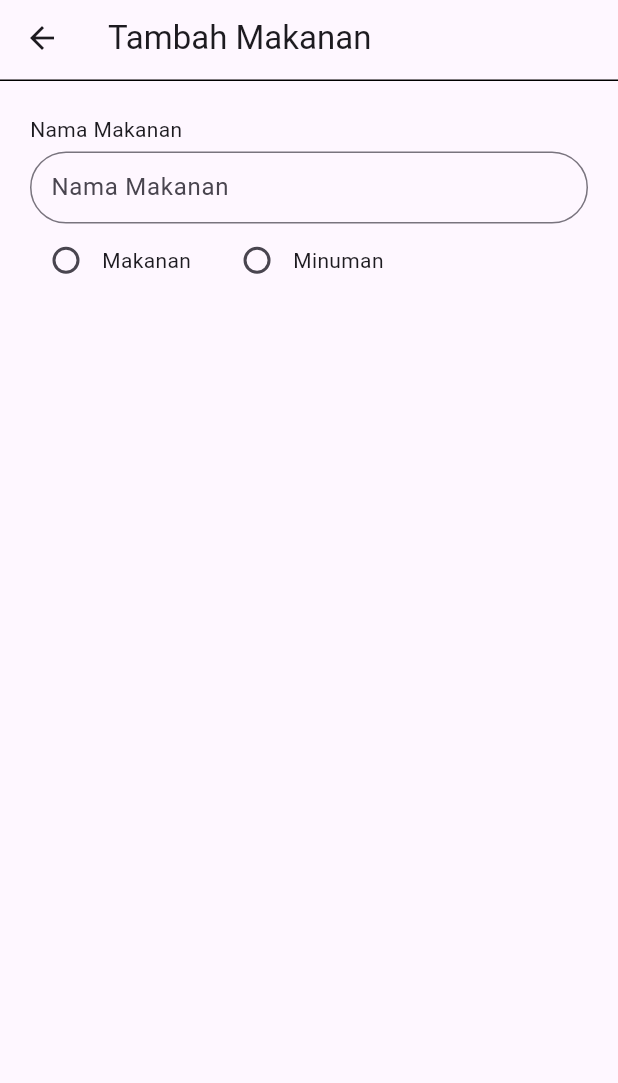
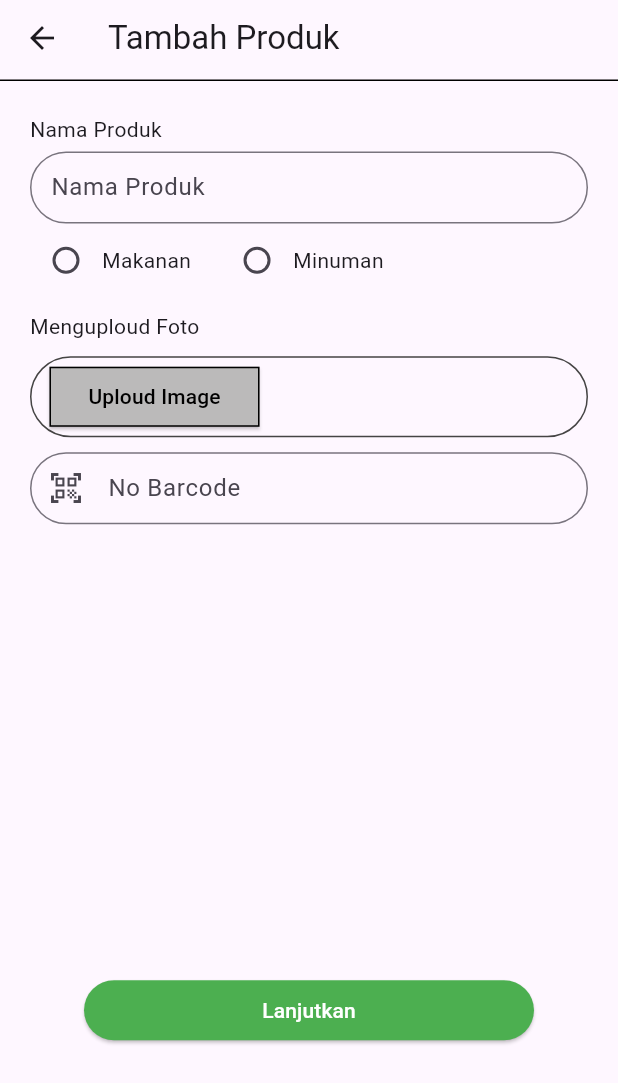
Before and after one commit to ahmadfauzy19/FoodTrack_proyek4, a Flutter app: the TambahMakanan screen opened directly, on a phone screen of 412 x 824 dp. Shown: the top 1083 px of the screen. Run offline on Flutter 3.47's test engine with Material 3 defaults, Android fonts, the light colour scheme and no system bars.

Commit message:
add tambah makanan

```diff
--- a/tugas_project4_giziqu/lib/Admin/TambahMakanan.dart
+++ b/tugas_project4_giziqu/lib/Admin/TambahMakanan.dart
@@ -1,19 +1,23 @@
+import 'dart:math';
 import 'package:flutter/material.dart';
+import 'TambahGizi.dart';
 
 class TambahMakanan extends StatefulWidget {
-  const TambahMakanan({super.key});
+  const TambahMakanan({Key? key}) : super(key: key);
 
   @override
-  State<StatefulWidget> createState() => _TambahMakananState();
+  // ignore: library_private_types_in_public_api
+  _TambahMakananState createState() => _TambahMakananState();
 }
 
 class _TambahMakananState extends State<TambahMakanan> {
   String? _selectedChoice;
+
   @override
   Widget build(BuildContext context) {
     return Scaffold(
       appBar: AppBar(
-        title: Text('Tambah Makanan'),
+        title: Text('Tambah Produk'),
         bottom: const PreferredSize(
           preferredSize: Size.fromHeight(0),
           child: Divider(
@@ -24,7 +28,7 @@ class _TambahMakananState extends State<TambahMakanan> {
         leading: IconButton(
           icon: Icon(Icons.arrow_back),
           onPressed: () {
-            Navigator.pop(context); // Kembali ke halaman sebelumnya
+            Navigator.pop(context);
           },
         ),
       ),
@@ -34,23 +38,19 @@ class _TambahMakananState extends State<TambahMakanan> {
           child: Column(
             crossAxisAlignment: CrossAxisAlignment.start,
             children: [
-              Row(
-                children: [
-                  Text('Nama Makanan'),
-                ],
-              ),
-              SizedBox(height: 5), // Jarak antara judul dan teksfield
+              Text('Nama Produk'),
+              SizedBox(height: 5),
               TextField(
                 decoration: InputDecoration(
-                    hintText: "Nama Makanan",
-                    border: OutlineInputBorder(
-                      borderSide: BorderSide(width: 0),
-                      borderRadius: BorderRadius.circular(
-                          50), // Mengatur radius border menjadi 50
-                    ),
-                    contentPadding: const EdgeInsets.symmetric(horizontal: 10)),
+                  hintText: "Nama Produk",
+                  border: OutlineInputBorder(
+                    borderSide: BorderSide(width: 0),
+                    borderRadius: BorderRadius.circular(50),
+                  ),
+                  contentPadding: const EdgeInsets.symmetric(horizontal: 10),
+                ),
               ),
-              SizedBox(height: 0.5), // Jarak antara TextField dan pilihan
+              SizedBox(height: 0.5),
               Row(
                 children: [
                   Radio(
@@ -58,7 +58,7 @@ class _TambahMakananState extends State<TambahMakanan> {
                     groupValue: _selectedChoice,
                     onChanged: (value) {
                       setState(() {
-                        _selectedChoice = value;
+                        _selectedChoice = value as String?;
                       });
                     },
                   ),
@@ -69,11 +69,92 @@ class _TambahMakananState extends State<TambahMakanan> {
                     groupValue: _selectedChoice,
                     onChanged: (value) {
                       setState(() {
-                        _selectedChoice = value;
+                        _selectedChoice = value as String?;
                       });
                     },
                   ),
                   Text('Minuman'),
+                ],
+              ),
+              SizedBox(height: 10),
+              Text("Menguploud Foto"),
+              SizedBox(height: 10),
+              Container(
+                padding: EdgeInsets.all(2),
+                decoration: BoxDecoration(
+                  border:
+                      Border.all(color: const Color.fromARGB(255, 69, 68, 68)),
+                  borderRadius: BorderRadius.circular(50),
+                ),
+                child: Row(
+                  children: [
+                    SizedBox(width: 10),
+                    ElevatedButton(
+                      onPressed: () {},
+                      child: Text(
+                        "Uploud Image",
+                        style: TextStyle(
+                          color: Colors.black,
+                        ),
+                      ),
+                      style: ElevatedButton.styleFrom(
+                        backgroundColor:
+                            const Color.fromARGB(255, 187, 186, 186),
+                        shape: RoundedRectangleBorder(
+                          borderRadius: BorderRadius.circular(0),
+                        ),
+                        fixedSize: Size(140, 40),
+                        side: const BorderSide(
+                          color: Colors.black,
+                          width: 1,
+                        ),
+                      ),
+                    ),
+                  ],
+                ),
+              ),
+              SizedBox(height: 10),
+              Row(
+                children: [
+                  Expanded(
+                    child: TextField(
+                      decoration: InputDecoration(
+                        hintText: "No Barcode",
+                        border: OutlineInputBorder(
+                          borderSide: BorderSide(width: 1),
+                          borderRadius: BorderRadius.circular(50),
+                        ),
+                        contentPadding: EdgeInsets.symmetric(horizontal: 10),
+                        prefixIcon: Icon(Icons.qr_code_scanner_outlined),
+                      ),
+                    ),
+                  ),
+                ],
+              ),
+              SizedBox(height: max(300, 0)),
+              Row(
+                mainAxisAlignment: MainAxisAlignment.center,
+                crossAxisAlignment: CrossAxisAlignment.center,
+                children: [
+                  Container(
+                    width: 300,
+                    child: ElevatedButton(
+                      onPressed: () {
+                        Navigator.push(
+                          context,
+                          MaterialPageRoute(
+                              builder: (context) => const TambahGizi()),
+                        );
+                      },
+                      child: Text(
+                        "Lanjutkan",
+                        style: TextStyle(color: Colors.white),
+                      ),
+                      style: ElevatedButton.styleFrom(
+                        backgroundColor: Colors.green,
+                      ),
+                    ),
+                  ),
                 ],
               ),
             ],
--- a/tugas_project4_giziqu/lib/LoginPage.dart
+++ b/tugas_project4_giziqu/lib/LoginPage.dart
@@ -149,7 +149,7 @@ class _LoginPageState extends State<LoginPage>
       child: Column(
         children: [
           TextField(
-            decoration: InputDecoration(labelText: "Username/Email"),
+            decoration: const InputDecoration(labelText: "Username/Email"),
             onChanged: (value) {
               username = value;
             },
```
Also changed, not shown: tugas_project4_giziqu/lib/Admin/AdminPage.dart (+2 -6 lines), tugas_project4_giziqu/lib/Admin/TambahGizi.dart (added, +39 -0 lines).
